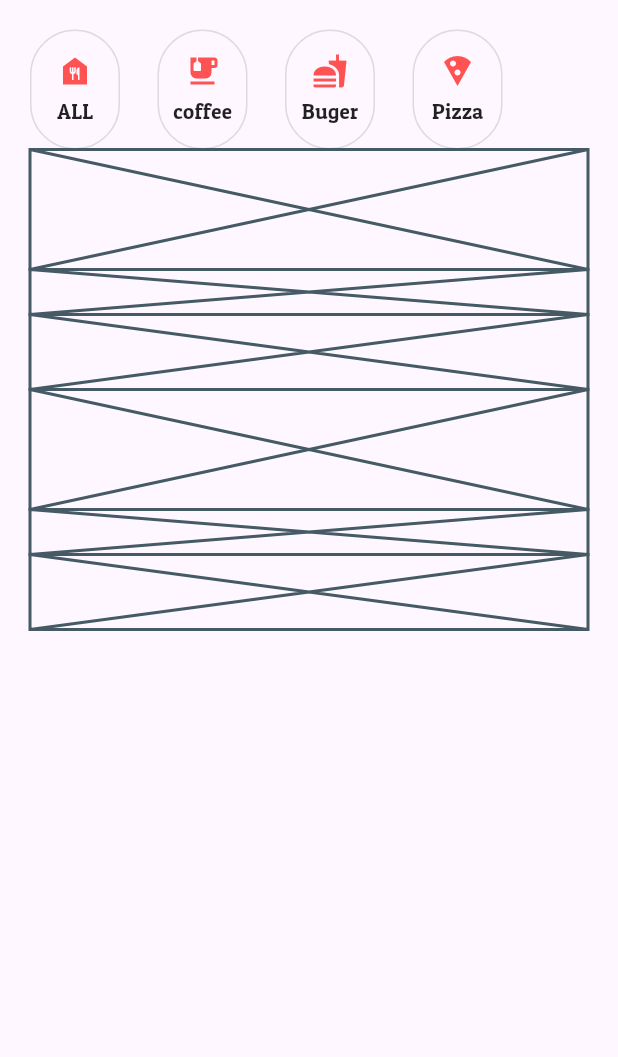
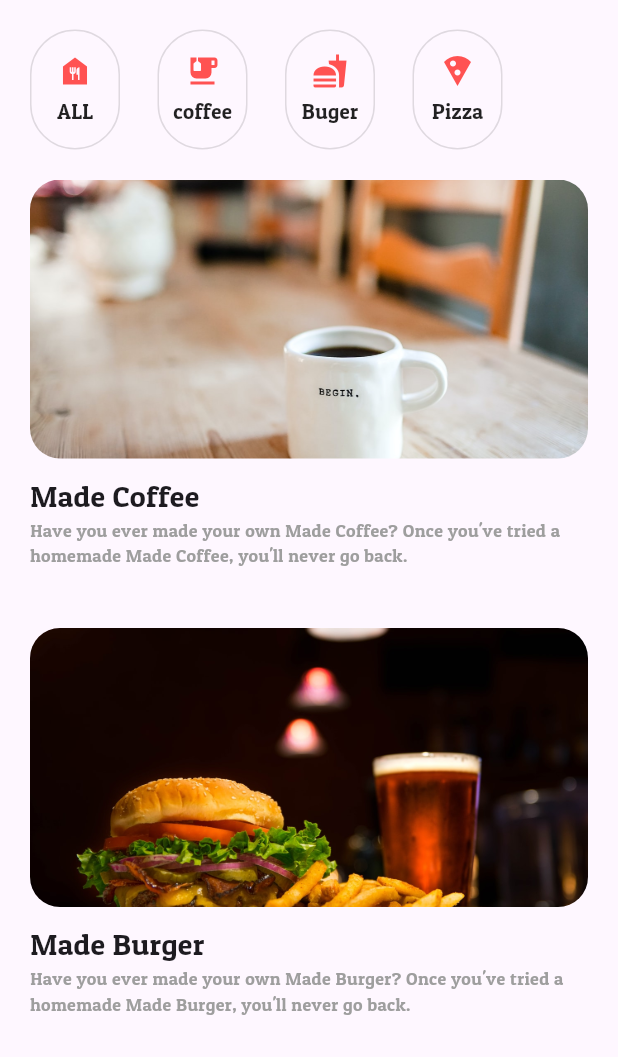
Before and after one commit to hhmkorea/studyFlutter_All, a Flutter app: the screen it shows after launch, on a phone screen of 412 x 824 dp, the part 179-1236 px from its top. Run offline on Flutter 3.47's test engine with Material 3 defaults, Android fonts, the phone set to English and light mode, and no system bars; our stand-ins replace font_awesome_flutter, get, validators.

Commit message:
flutter_recipe : ListView 추가

```diff
--- a/flutter_recipe/lib/main.dart
+++ b/flutter_recipe/lib/main.dart
@@ -1,6 +1,7 @@
 import 'package:flutter/cupertino.dart';
 import 'package:flutter/material.dart';
 import 'package:flutter_recipe/core/theme.dart';
+import 'package:flutter_recipe/ui/widget/recipe_list_item.dart';
 import 'package:flutter_recipe/ui/widget/recipe_menu_item.dart';
 
 void main() {
@@ -39,23 +40,9 @@ class MyApp extends StatelessWidget {
                   ],
                 ),
               ),
-              Column(
-                children: [],
-              ),
-              Column(
-                children: [
-                  Placeholder(fallbackHeight: 80),
-                  Placeholder(fallbackHeight: 30),
-                  Placeholder(fallbackHeight: 50),
-                ],
-              ),
-              Column(
-                children: [
-                  Placeholder(fallbackHeight: 80),
-                  Placeholder(fallbackHeight: 30),
-                  Placeholder(fallbackHeight: 50),
-                ],
-              ),
+              RecipeListItem(mImageName: "coffee", mTitle: "Made Coffee"),
+              RecipeListItem(mImageName: "burger", mTitle: "Made Burger"),
+              RecipeListItem(mImageName: "pizza", mTitle: "Made Pizza"),
             ],
           ),
         ),
--- /dev/null
+++ b/flutter_recipe/lib/ui/widget/recipe_list_item.dart
@@ -0,0 +1,32 @@
+import 'package:flutter/material.dart';
+
+class RecipeListItem extends StatelessWidget {
+  final String mTitle;
+  final String mImageName;
+
+  const RecipeListItem({required this.mImageName, required this.mTitle, super.key});
+
+  @override
+  Widget build(BuildContext context) {
+    return Padding(
+      padding: const EdgeInsets.symmetric(vertical: 20),
+      child: Column(
+        crossAxisAlignment: CrossAxisAlignment.start,
+        children: [
+          ClipRRect(
+            // 실제로 이미지를 깎음.
+            borderRadius: BorderRadius.circular(20),
+            child: AspectRatio(
+              aspectRatio: 2 / 1,
+              child: Image.asset("assets/images/$mImageName.jpeg", fit: BoxFit.cover),
+            ),
+          ),
+          SizedBox(height: 10),
+          Text("$mTitle", style: TextStyle(fontSize: 20)),
+          Text("Have you ever made your own $mTitle? Once you've tried a homemade $mTitle, you'll never go back.",
+              style: TextStyle(fontSize: 12, color: Colors.grey)),
+        ],
+      ),
+    );
+  }
+}
--- a/flutter_recipe/lib/ui/widget/recipe_menu_item.dart
+++ b/flutter_recipe/lib/ui/widget/recipe_menu_item.dart
@@ -9,6 +9,7 @@ class RecipeMenuItem extends StatelessWidget {
   @override
   Widget build(BuildContext context) {
     return Container(
+      // box decoration
       width: 60,
       height: 80,
       decoration: BoxDecoration(
```
Also changed, not shown: flutter_recipe/assets/images/burger.jpeg (renamed from flutter_recipe/assets/images/buger.jpeg), flutter_recipe/lib/ui/pages/recipe_page.dart (added).
